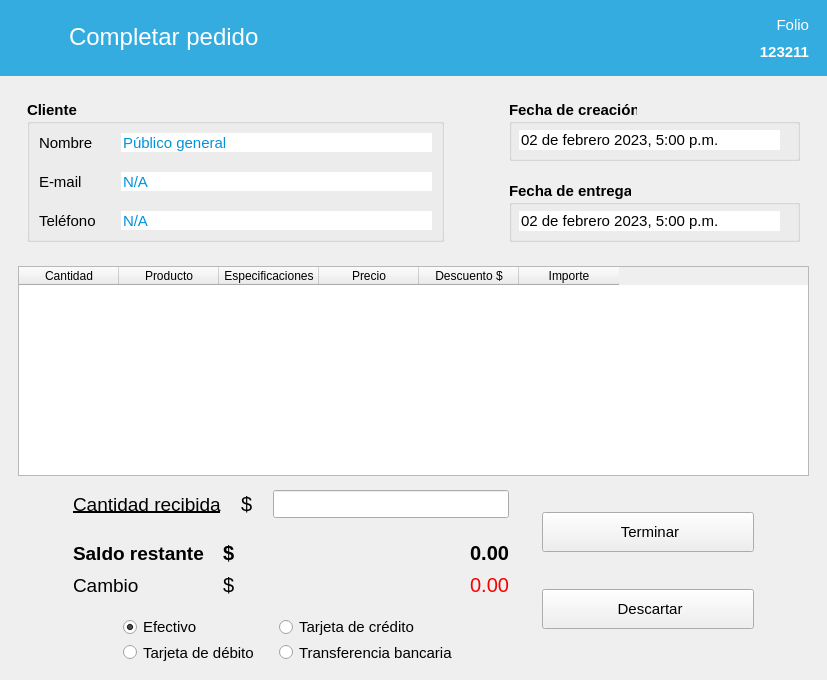
Above: ui/Ui_TerminarVenta.ui from ivanperez-7/printpos before the change. Below: the same form after it.
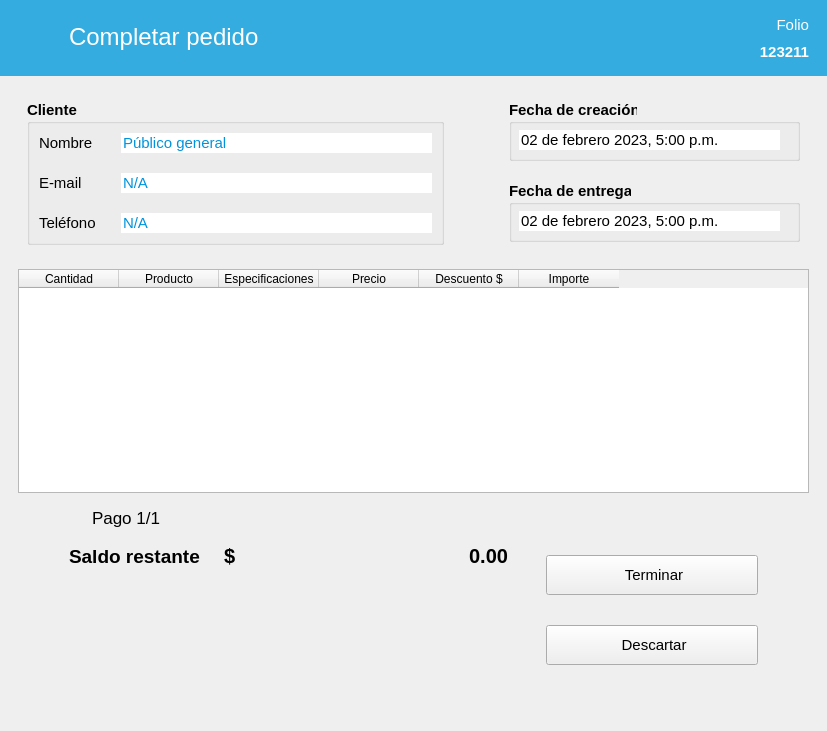
That is the form after the change. Icons and pictures are not drawn. Custom widgets are drawn as their Qt base class.

Commit message: primera versión estable con mult. met. de pago

Patch:
```diff
--- a/ui/Ui_TerminarVenta.ui
+++ b/ui/Ui_TerminarVenta.ui
@@ -10,7 +10,7 @@
     <x>0</x>
     <y>0</y>
     <width>827</width>
-    <height>680</height>
+    <height>731</height>
    </rect>
   </property>
   <property name="minimumSize">
@@ -590,123 +590,241 @@
       <property name="frameShadow">
        <enum>QFrame::Raised</enum>
       </property>
+      <layout class="QGridLayout" name="gridLayout_2">
+       <property name="rightMargin">
+        <number>60</number>
+       </property>
+       <property name="horizontalSpacing">
+        <number>20</number>
+       </property>
+       <item row="0" column="0" alignment="Qt::AlignLeft">
+        <widget class="QFrame" name="frame_12">
       <layout class="QHBoxLayout" name="horizontalLayout_4">
-       <property name="leftMargin">
-        <number>55</number>
-       </property>
-       <property name="topMargin">
-        <number>0</number>
-       </property>
-       <property name="rightMargin">
-        <number>64</number>
-       </property>
-       <property name="bottomMargin">
-        <number>0</number>
-       </property>
-       <item>
-        <widget class="QFrame" name="frame_11">
-         <property name="font">
-          <font>
-           <family>Segoe UI</family>
-          </font>
-         </property>
-         <property name="frameShadow">
-          <enum>QFrame::Raised</enum>
-         </property>
-         <layout class="QVBoxLayout" name="verticalLayout_3">
-          <property name="bottomMargin">
-           <number>0</number>
-          </property>
-          <item>
-           <widget class="QFrame" name="frame_14">
-            <property name="font">
-             <font>
-              <family>Segoe UI</family>
-             </font>
-            </property>
-            <property name="frameShadow">
-             <enum>QFrame::Raised</enum>
-            </property>
-            <layout class="QHBoxLayout" name="horizontalLayout_7">
              <property name="spacing">
-              <number>20</number>
+           <number>2</number>
+          </property>
+          <property name="topMargin">
+           <number>0</number>
              </property>
              <property name="bottomMargin">
-              <number>15</number>
+           <number>4</number>
              </property>
              <item>
-              <widget class="QLabel" name="label_13">
-               <property name="font">
-                <font>
-                 <family>Segoe UI</family>
-                 <pointsize>14</pointsize>
-                 <bold>false</bold>
-                 <underline>true</underline>
-                </font>
-               </property>
+           <widget class="QPushButton" name="btQuitar">
+            <property name="cursor">
+             <cursorShape>PointingHandCursor</cursorShape>
+            </property>
+            <property name="toolTip">
+             <string>Quitar este pago de la venta</string>
+            </property>
+            <property name="styleSheet">
+             <string notr="true">QPushButton {
+        background-color: transparent;
+        border: none;
+        padding: 0px;
+    }
+    QPushButton:hover {
+        background-color: rgba(255, 255, 255, 0);
+    }
+    QPushButton:pressed {
+        background-color: rgba(255, 255, 255, 0);
+    }</string>
+            </property>
                <property name="text">
-                <string>Cantidad recibida</string>
-               </property>
-              </widget>
-             </item>
-             <item alignment="Qt::AlignLeft">
-              <widget class="QLabel" name="label_19">
+             <string notr="true"/>
+            </property>
+            <property name="icon">
+             <iconset resource="../resources.qrc">
+              <normaloff>:/img/resources/images/minus2.png</normaloff>:/img/resources/images/minus2.png</iconset>
+            </property>
+            <property name="iconSize">
+             <size>
+              <width>20</width>
+              <height>20</height>
+             </size>
+            </property>
+            <property name="flat">
+             <bool>true</bool>
+            </property>
+           </widget>
+          </item>
+          <item>
+           <spacer name="horizontalSpacer">
+            <property name="orientation">
+             <enum>Qt::Horizontal</enum>
+            </property>
+            <property name="sizeType">
+             <enum>QSizePolicy::Fixed</enum>
+            </property>
+            <property name="sizeHint" stdset="0">
+             <size>
+              <width>6</width>
+              <height>0</height>
+             </size>
+            </property>
+           </spacer>
+          </item>
+          <item>
+           <widget class="QPushButton" name="btAnterior">
+            <property name="cursor">
+             <cursorShape>PointingHandCursor</cursorShape>
+            </property>
+            <property name="styleSheet">
+             <string notr="true">QPushButton {
+        background-color: transparent;
+        border: none;
+        padding: 0px;
+    }
+    QPushButton:hover {
+        background-color: rgba(255, 255, 255, 0);
+    }
+    QPushButton:pressed {
+        background-color: rgba(255, 255, 255, 0);
+    }</string>
+            </property>
+            <property name="text">
+             <string notr="true"/>
+            </property>
+            <property name="icon">
+             <iconset resource="../resources.qrc">
+              <normaloff>:/img/resources/images/back.png</normaloff>:/img/resources/images/back.png</iconset>
+            </property>
+            <property name="iconSize">
+             <size>
+              <width>20</width>
+              <height>20</height>
+             </size>
+            </property>
+            <property name="flat">
+             <bool>true</bool>
+            </property>
+           </widget>
+          </item>
+          <item>
+           <widget class="QLabel" name="lbContador">
                <property name="font">
                 <font>
                  <family>Segoe UI</family>
-                 <pointsize>15</pointsize>
+              <pointsize>13</pointsize>
                 </font>
                </property>
                <property name="text">
-                <string>$</string>
+             <string>Pago 1/1</string>
                </property>
               </widget>
              </item>
              <item>
-              <widget class="NumberEdit" name="txtPago">
-               <property name="minimumSize">
+           <widget class="QPushButton" name="btSiguiente">
+            <property name="cursor">
+             <cursorShape>PointingHandCursor</cursorShape>
+            </property>
+            <property name="styleSheet">
+             <string notr="true">QPushButton {
+        background-color: transparent;
+        border: none;
+        padding: 0px;
+    }
+    QPushButton:hover {
+        background-color: rgba(255, 255, 255, 0);
+    }
+    QPushButton:pressed {
+        background-color: rgba(255, 255, 255, 0);
+    }</string>
+            </property>
+            <property name="text">
+             <string notr="true"/>
+            </property>
+            <property name="icon">
+             <iconset resource="../resources.qrc">
+              <normaloff>:/img/resources/images/next.png</normaloff>:/img/resources/images/next.png</iconset>
+            </property>
+            <property name="iconSize">
                 <size>
-                 <width>200</width>
-                 <height>28</height>
-                </size>
-               </property>
+              <width>20</width>
+              <height>20</height>
+             </size>
+            </property>
+            <property name="flat">
+             <bool>true</bool>
+            </property>
+           </widget>
+          </item>
+          <item>
+           <spacer name="horizontalSpacer_2">
+            <property name="orientation">
+             <enum>Qt::Horizontal</enum>
+            </property>
+            <property name="sizeType">
+             <enum>QSizePolicy::Fixed</enum>
+            </property>
+            <property name="sizeHint" stdset="0">
+             <size>
+              <width>6</width>
+              <height>0</height>
+             </size>
+            </property>
+           </spacer>
+          </item>
+          <item>
+           <widget class="QPushButton" name="btAgregar">
+            <property name="cursor">
+             <cursorShape>PointingHandCursor</cursorShape>
+            </property>
+            <property name="toolTip">
+             <string>Agregar pago a la venta</string>
+            </property>
                <property name="styleSheet">
-                <string notr="true">color: rgb(0, 170, 255)</string>
+             <string notr="true">QPushButton {
+        background-color: transparent;
+        border: none;
+        padding: 0px;
+    }
+    QPushButton:hover {
+        background-color: rgba(255, 255, 255, 0);
+    }
+    QPushButton:pressed {
+        background-color: rgba(255, 255, 255, 0);
+    }</string>
+            </property>
+            <property name="text">
+             <string notr="true"/>
+            </property>
+            <property name="icon">
+             <iconset resource="../resources.qrc">
+              <normaloff>:/img/resources/images/plus2.png</normaloff>:/img/resources/images/plus2.png</iconset>
+            </property>
+            <property name="iconSize">
+             <size>
+              <width>20</width>
+              <height>20</height>
+             </size>
+            </property>
+            <property name="flat">
+             <bool>true</bool>
                </property>
               </widget>
              </item>
             </layout>
            </widget>
           </item>
-          <item>
-           <widget class="QFrame" name="frame_15">
-            <property name="font">
-             <font>
-              <family>Segoe UI</family>
-             </font>
-            </property>
-            <property name="frameShadow">
-             <enum>QFrame::Raised</enum>
-            </property>
-            <layout class="QGridLayout" name="gridLayout_4">
+       <item row="1" column="0">
+        <widget class="QFrame" name="frame_10">
+         <layout class="QGridLayout" name="gridLayout_3">
+          <property name="leftMargin">
+           <number>60</number>
+          </property>
              <property name="topMargin">
-              <number>0</number>
-             </property>
-             <property name="bottomMargin">
-              <number>12</number>
-             </property>
-             <property name="horizontalSpacing">
-              <number>15</number>
+           <number>4</number>
              </property>
              <property name="verticalSpacing">
-              <number>12</number>
+           <number>0</number>
              </property>
              <item row="0" column="0">
               <widget class="QLabel" name="label_20">
                <property name="minimumSize">
                 <size>
-                 <width>0</width>
-                 <height>28</height>
+              <width>149</width>
+              <height>0</height>
                 </size>
                </property>
                <property name="font">
@@ -741,74 +859,11 @@
                </property>
               </widget>
              </item>
-             <item row="1" column="0">
-              <widget class="QLabel" name="label_26">
-               <property name="minimumSize">
-                <size>
-                 <width>0</width>
-                 <height>28</height>
-                </size>
-               </property>
-               <property name="font">
-                <font>
-                 <family>Segoe UI</family>
-                 <pointsize>14</pointsize>
-                </font>
-               </property>
-               <property name="text">
-                <string>Cambio</string>
-               </property>
-              </widget>
-             </item>
-             <item row="1" column="2">
-              <widget class="QLabel" name="lbCambio">
-               <property name="minimumSize">
-                <size>
-                 <width>0</width>
-                 <height>28</height>
-                </size>
-               </property>
-               <property name="font">
-                <font>
-                 <family>Segoe UI</family>
-                 <pointsize>15</pointsize>
-                </font>
-               </property>
-               <property name="styleSheet">
-                <string notr="true">color: rgb(249, 0, 0);</string>
-               </property>
-               <property name="text">
-                <string>0.00</string>
-               </property>
-               <property name="alignment">
-                <set>Qt::AlignRight|Qt::AlignTrailing|Qt::AlignVCenter</set>
-               </property>
-              </widget>
-             </item>
-             <item row="1" column="1">
-              <widget class="QLabel" name="label_25">
-               <property name="minimumSize">
-                <size>
-                 <width>0</width>
-                 <height>28</height>
-                </size>
-               </property>
-               <property name="font">
-                <font>
-                 <family>Segoe UI</family>
-                 <pointsize>15</pointsize>
-                </font>
-               </property>
-               <property name="text">
-                <string>$</string>
-               </property>
-              </widget>
-             </item>
              <item row="0" column="2">
               <widget class="QLabel" name="lbSaldo">
                <property name="minimumSize">
                 <size>
-                 <width>0</width>
+              <width>180</width>
                  <height>28</height>
                 </size>
                </property>
@@ -830,115 +885,10 @@
             </layout>
            </widget>
           </item>
-          <item alignment="Qt::AlignHCenter">
-           <widget class="QFrame" name="frame_9">
-            <property name="font">
-             <font>
-              <family>Segoe UI</family>
-             </font>
-            </property>
-            <layout class="QGridLayout" name="gridLayout_2">
-             <property name="horizontalSpacing">
-              <number>20</number>
-             </property>
-             <item row="0" column="0">
-              <widget class="QRadioButton" name="radioButton">
-               <property name="minimumSize">
-                <size>
-                 <width>40</width>
-                 <height>0</height>
-                </size>
-               </property>
-               <property name="font">
-                <font>
-                 <family>Segoe UI</family>
-                 <pointsize>11</pointsize>
-                </font>
-               </property>
-               <property name="text">
-                <string>Efectivo</string>
-               </property>
-               <property name="checked">
-                <bool>true</bool>
-               </property>
-               <attribute name="buttonGroup">
-                <string notr="true">groupMetodo</string>
-               </attribute>
-              </widget>
-             </item>
-             <item row="0" column="1">
-              <widget class="QRadioButton" name="radioButton_2">
-               <property name="minimumSize">
-                <size>
-                 <width>40</width>
-                 <height>0</height>
-                </size>
-               </property>
-               <property name="font">
-                <font>
-                 <family>Segoe UI</family>
-                 <pointsize>11</pointsize>
-                </font>
-               </property>
-               <property name="text">
-                <string>Tarjeta de crédito</string>
-               </property>
-               <attribute name="buttonGroup">
-                <string notr="true">groupMetodo</string>
-               </attribute>
-              </widget>
-             </item>
-             <item row="1" column="0">
-              <widget class="QRadioButton" name="radioButton_4">
-               <property name="minimumSize">
-                <size>
-                 <width>40</width>
-                 <height>0</height>
-                </size>
-               </property>
-               <property name="font">
-                <font>
-                 <family>Segoe UI</family>
-                 <pointsize>11</pointsize>
-                </font>
-               </property>
-               <property name="text">
-                <string>Tarjeta de débito</string>
-               </property>
-               <attribute name="buttonGroup">
-                <string notr="true">groupMetodo</string>
-               </attribute>
-              </widget>
-             </item>
-             <item row="1" column="1">
-              <widget class="QRadioButton" name="radioButton_3">
-               <property name="minimumSize">
-                <size>
-                 <width>40</width>
-                 <height>0</height>
-                </size>
-               </property>
-               <property name="font">
-                <font>
-                 <family>Segoe UI</family>
-                 <pointsize>11</pointsize>
-                </font>
-               </property>
-               <property name="text">
-                <string>Transferencia bancaria</string>
-               </property>
-               <attribute name="buttonGroup">
-                <string notr="true">groupMetodo</string>
-               </attribute>
-              </widget>
-             </item>
-            </layout>
-           </widget>
-          </item>
-         </layout>
-        </widget>
-       </item>
-       <item>
+       <item row="2" column="0">
+        <widget class="StackPagos" name="stackedWidget"/>
+       </item>
+       <item row="0" column="1" rowspan="3" alignment="Qt::AlignVCenter">
         <widget class="QFrame" name="frame_16">
          <property name="minimumSize">
           <size>
@@ -946,15 +896,13 @@
            <height>0</height>
           </size>
          </property>
-         <property name="font">
-          <font>
-           <family>Segoe UI</family>
-          </font>
-         </property>
          <property name="frameShadow">
           <enum>QFrame::Raised</enum>
          </property>
          <layout class="QVBoxLayout" name="verticalLayout_8">
+          <property name="spacing">
+           <number>30</number>
+          </property>
           <item>
            <widget class="QPushButton" name="btListo">
             <property name="minimumSize">
@@ -1029,8 +977,8 @@
    <header>utils.mywidgets.h</header>
   </customwidget>
   <customwidget>
-   <class>NumberEdit</class>
-   <extends>QLineEdit</extends>
+   <class>StackPagos</class>
+   <extends>QStackedWidget</extends>
    <header>utils.mywidgets.h</header>
   </customwidget>
  </customwidgets>
```
Left out of the diff: 4 changed lines with no effect on the pictures. Lines whose indentation alone changed are shown as unchanged. The commit also changes 2 other files.
